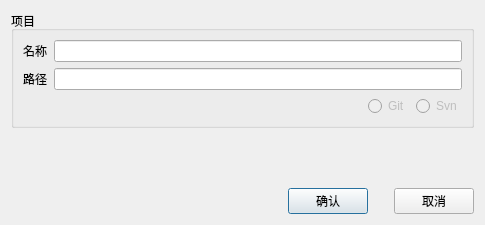
Before: the Qt Designer form src/window/ProjectDialog.ui in BeyondXinXin/RepoReporter, drawn with Qt 5.
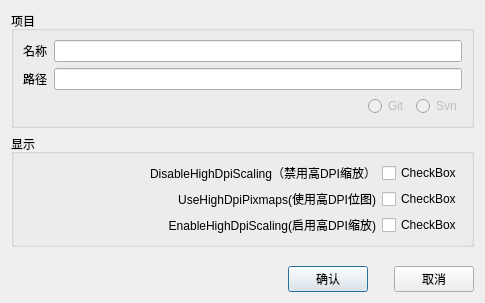
After: the same form once the commit is applied.

Diff of the .ui file:
```diff
--- a/src/window/ProjectDialog.ui
+++ b/src/window/ProjectDialog.ui
@@ -7,7 +7,7 @@
     <x>0</x>
     <y>0</y>
     <width>485</width>
-    <height>225</height>
+    <height>303</height>
    </rect>
   </property>
   <property name="windowTitle">
@@ -83,6 +83,84 @@
      </layout>
     </widget>
    </item>
+   <item>
+    <widget class="QGroupBox" name="groupBox_2">
+     <property name="minimumSize">
+      <size>
+       <width>0</width>
+       <height>0</height>
+      </size>
+     </property>
+     <property name="title">
+      <string>显示</string>
+     </property>
+     <layout class="QVBoxLayout" name="verticalLayout_2">
+      <item>
+       <layout class="QHBoxLayout" name="horizontalLayout_3" stretch="1,0">
+        <item>
+         <widget class="QLabel" name="label_3">
+          <property name="text">
+           <string>DisableHighDpiScaling（禁用高DPI缩放）</string>
+          </property>
+          <property name="alignment">
+           <set>Qt::AlignRight|Qt::AlignTrailing|Qt::AlignVCenter</set>
+          </property>
+         </widget>
+        </item>
+        <item>
+         <widget class="QCheckBox" name="cbox_1">
+          <property name="text">
+           <string>CheckBox</string>
+          </property>
+         </widget>
+        </item>
+       </layout>
+      </item>
+      <item>
+       <layout class="QHBoxLayout" name="horizontalLayout_4" stretch="1,0">
+        <item>
+         <widget class="QLabel" name="label_4">
+          <property name="text">
+           <string>UseHighDpiPixmaps(使用高DPI位图)</string>
+          </property>
+          <property name="alignment">
+           <set>Qt::AlignRight|Qt::AlignTrailing|Qt::AlignVCenter</set>
+          </property>
+         </widget>
+        </item>
+        <item>
+         <widget class="QCheckBox" name="cbox_2">
+          <property name="text">
+           <string>CheckBox</string>
+          </property>
+         </widget>
+        </item>
+       </layout>
+      </item>
+      <item>
+       <layout class="QHBoxLayout" name="horizontalLayout_5" stretch="1,0">
+        <item>
+         <widget class="QLabel" name="label_5">
+          <property name="text">
+           <string>EnableHighDpiScaling(启用高DPI缩放)</string>
+          </property>
+          <property name="alignment">
+           <set>Qt::AlignRight|Qt::AlignTrailing|Qt::AlignVCenter</set>
+          </property>
+         </widget>
+        </item>
+        <item>
+         <widget class="QCheckBox" name="cbox_3">
+          <property name="text">
+           <string>CheckBox</string>
+          </property>
+         </widget>
+        </item>
+       </layout>
+      </item>
+     </layout>
+    </widget>
+   </item>
    <item>
     <spacer name="verticalSpacer">
      <property name="orientation">
```
